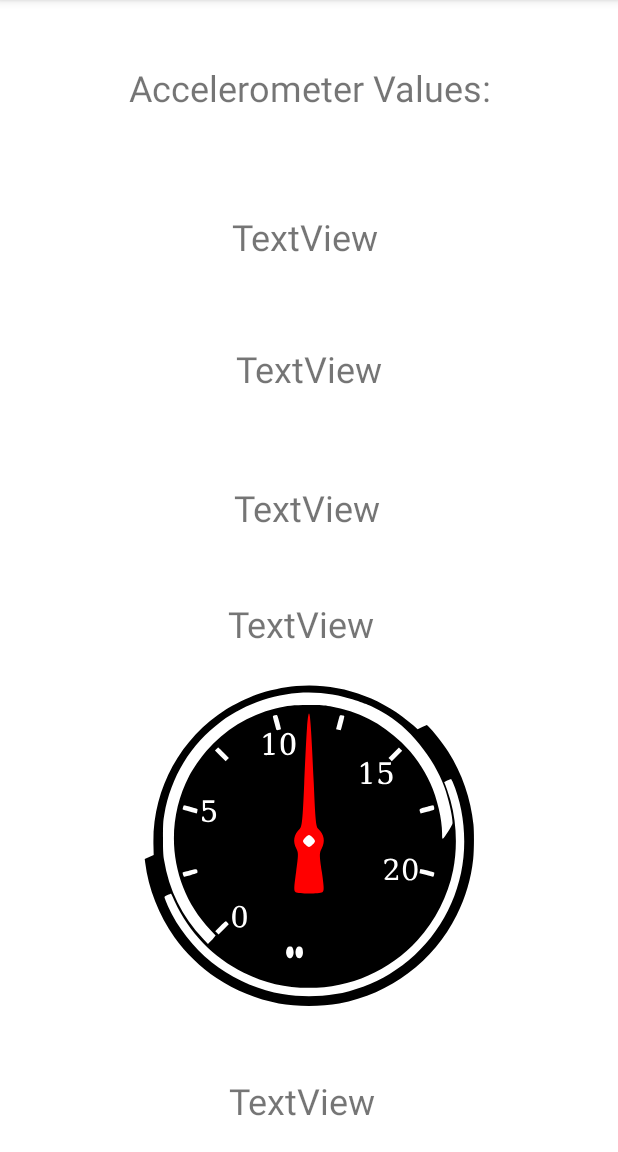
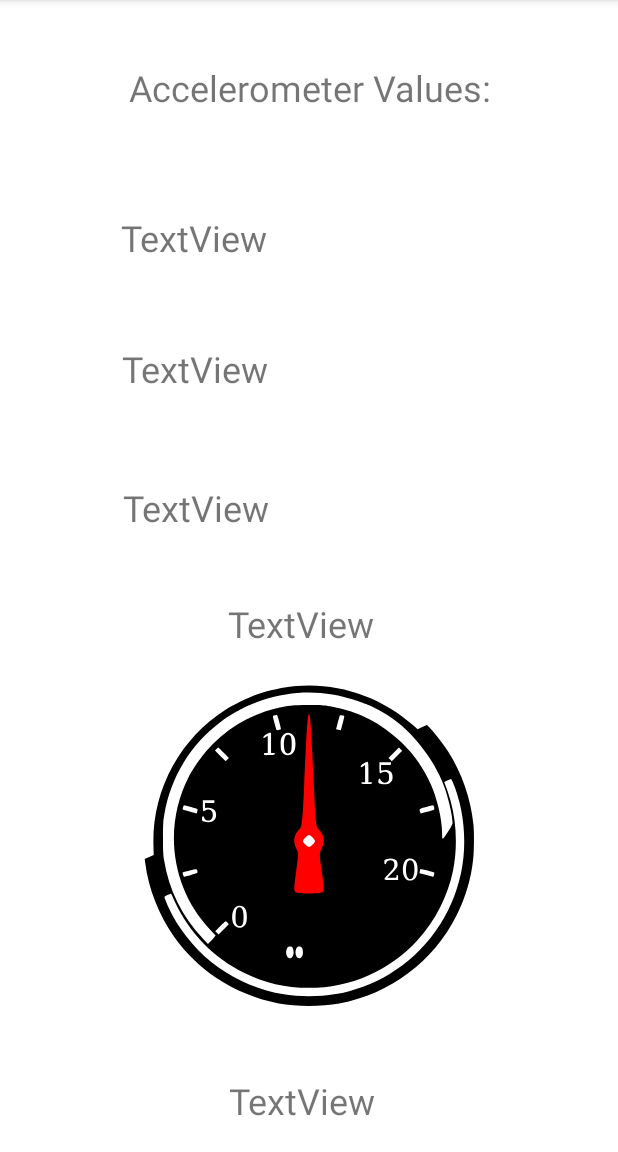
Before and after one commit to FredrikHessner/Sensor, an Android app: the AcceleratorActivity screen opened directly, with no data from a screen before it, on a phone screen of 412 x 824 dp, the part 84-1236 px from its top. Run offline under Robolectric (Android 15) with nearby library versions, the phone set to English and light mode, and no system bars.

Commit message:
Minor changes

```diff
--- a/app/src/main/res/layout/activity_accelerator.xml
+++ b/app/src/main/res/layout/activity_accelerator.xml
@@ -2,6 +2,7 @@
 <androidx.constraintlayout.widget.ConstraintLayout xmlns:android="http://schemas.android.com/apk/res/android"
     xmlns:app="http://schemas.android.com/apk/res-auto"
     xmlns:tools="http://schemas.android.com/tools"
+    android:id="@+id/acceleratorBackground"
     android:layout_width="match_parent"
     android:layout_height="match_parent"
     tools:context=".AcceleratorActivity">
@@ -35,10 +36,10 @@
 
     <TextView
         android:id="@+id/zAcceleration"
-        android:layout_width="174dp"
-        android:layout_height="46dp"
+        android:layout_width="247dp"
+        android:layout_height="44dp"
         android:text="TextView"
-        android:textAlignment="center"
+        android:textAlignment="viewStart"
         android:textSize="24sp"
         app:layout_constraintBottom_toTopOf="@+id/average"
         app:layout_constraintEnd_toEndOf="parent"
@@ -63,10 +64,10 @@
 
     <TextView
         android:id="@+id/xAcceleration"
-        android:layout_width="171dp"
+        android:layout_width="249dp"
         android:layout_height="47dp"
         android:text="TextView"
-        android:textAlignment="center"
+        android:textAlignment="viewStart"
         android:textSize="24sp"
         app:layout_constraintBottom_toTopOf="@+id/average"
         app:layout_constraintEnd_toEndOf="parent"
@@ -76,10 +77,10 @@
 
     <TextView
         android:id="@+id/yAcceleration"
-        android:layout_width="171dp"
+        android:layout_width="246dp"
         android:layout_height="46dp"
         android:text="TextView"
-        android:textAlignment="center"
+        android:textAlignment="viewStart"
         android:textSize="24sp"
         app:layout_constraintBottom_toTopOf="@+id/average"
         app:layout_constraintEnd_toEndOf="parent"
--- a/app/src/main/res/layout/activity_compass.xml
+++ b/app/src/main/res/layout/activity_compass.xml
@@ -10,8 +10,8 @@
 
     <TextView
         android:id="@+id/menu"
-        android:layout_width="149dp"
-        android:layout_height="59dp"
+        android:layout_width="235dp"
+        android:layout_height="56dp"
         android:text="TextView"
         android:textAlignment="center"
         android:textAppearance="@style/TextAppearance.AppCompat.Large"
```
Also changed, not shown: app/src/main/java/com/example/sensor/AcceleratorActivity.java (+27 -7 lines), app/src/main/java/com/example/sensor/SensorActivity.java (+7 -3 lines).
